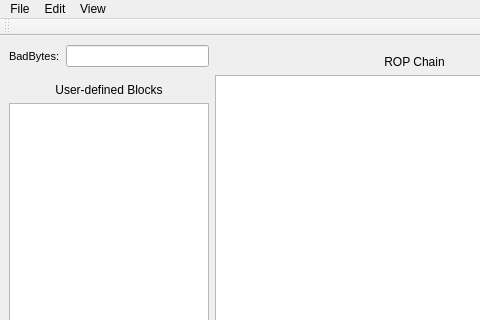
orppra/ropa, file scene.ui: the form before one commit; both pictures show x 0 to 480 and y 0 to 320 of the 929 by 672 pixel window.
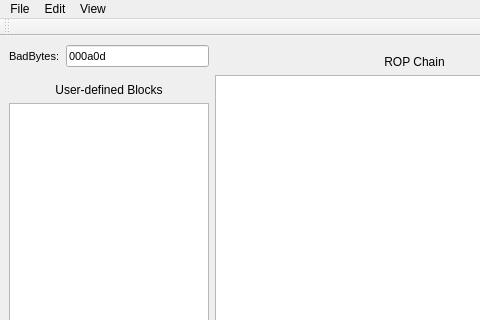
The form after the commit.

Commit message: Fix drag-and-drop

```diff
--- a/scene.ui
+++ b/scene.ui
@@ -50,7 +50,7 @@
              </font>
             </property>
             <property name="text">
-             <string></string>
+             <string>000a0d</string>
             </property>
            </widget>
           </item>
```
Left out of the diff: 5 changed lines with no effect on the pictures. The commit also changes 1 other file.
